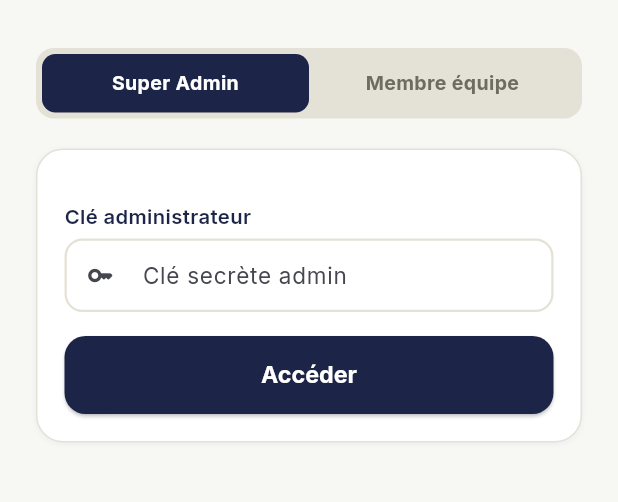
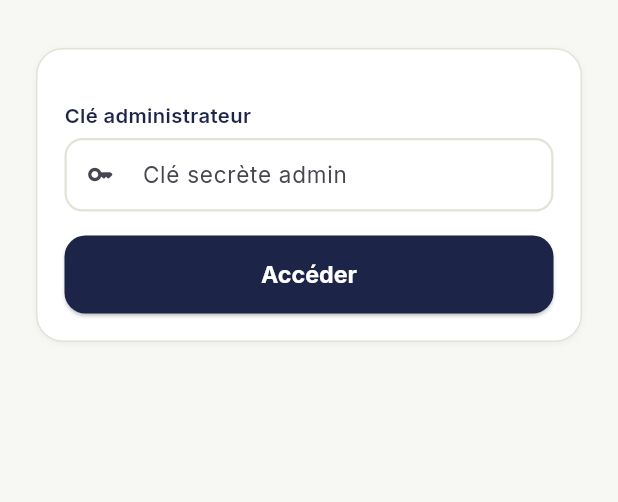
Before and after one commit to stevekissy/TontineClair, a Flutter app: the screen it shows after launch, on a phone screen of 412 x 824 dp, the part 270-772 px from its top. Run offline on Flutter 3.47's test engine with Material 3 defaults, Android fonts, the phone set to English and light mode, and no system bars; our stand-ins replace google_fonts, pdf, printing, qr_flutter, share_plus, shared_preferences; missing offline and left inert: dart:html.

Commit message:
feat: suppression onglet 'Membre équipe' — connexion Super Admin uniquement

```diff
--- a/lib/screens/admin_screen.dart
+++ b/lib/screens/admin_screen.dart
@@ -625,36 +625,11 @@ class _AdminScreenState extends State<AdminScreen> {
             ),
             const SizedBox(height: 32),
 
-            // ── Sélecteur mode connexion ──────────────────────────────────────
-            Container(
-              decoration: BoxDecoration(
-                color: AppColors.lignes,
-                borderRadius: BorderRadius.circular(12),
-              ),
-              padding: const EdgeInsets.all(4),
-              child: Row(
-                children: [
-                  _TabConnexion(
-                    label: 'Super Admin',
-                    selected: !_loginMembreMode,
-                    onTap: () => setLocalState(() { _loginMembreMode = false; _erreur = null; }),
-                  ),
-                  _TabConnexion(
-                    label: 'Membre équipe',
-                    selected: _loginMembreMode,
-                    onTap: () => setLocalState(() { _loginMembreMode = true; _erreur = null; }),
-                  ),
-                ],
-              ),
-            ),
-            const SizedBox(height: 20),
-
-            // ── Formulaire ────────────────────────────────────────────────────
+            // ── Formulaire Super Admin uniquement ─────────────────────────────
             CarteTC(
               child: Column(
                 crossAxisAlignment: CrossAxisAlignment.start,
                 children: [
-                  if (!_loginMembreMode) ...[
                   const ChampLabel(label: 'Clé administrateur'),
                   TextField(
                     controller: _cleCtrl,
@@ -665,50 +640,13 @@ class _AdminScreenState extends State<AdminScreen> {
                     ),
                     onSubmitted: (_) => _connecter(),
                   ),
-                  ] else ...[
-                    const ChampLabel(label: 'Pseudo'),
-                    TextField(
-                      controller: _pseudoCtrl,
-                      decoration: const InputDecoration(
-                        hintText: 'Votre pseudo membre',
-                        prefixIcon: Icon(Icons.person_outline, size: 18),
-                      ),
-                      textInputAction: TextInputAction.next,
-                    ),
-                    const SizedBox(height: 14),
-                    const ChampLabel(label: 'Clé personnelle'),
-                    TextField(
-                      controller: _clePersoCtrl,
-                      obscureText: true,
-                      decoration: const InputDecoration(
-                        hintText: 'Votre clé secrète',
-                        prefixIcon: Icon(Icons.lock_outline, size: 18),
-                      ),
-                      onSubmitted: (_) => _connecterMembre(),
-                    ),
-                  ],
                   ChampErreur(texte: _erreur),
                   const SizedBox(height: 16),
                   BtnPrincipal(
                     label: 'Accéder',
-                    onTap: _loginMembreMode ? _connecterMembre : _connecter,
+                    onTap: _connecter,
                     loading: _loading,
                   ),
-                  if (_loginMembreMode) ...[
-                    const SizedBox(height: 10),
-                    Row(
-                      children: const [
-                        Icon(Icons.info_outline, size: 12, color: AppColors.texteDoux),
-                        SizedBox(width: 6),
-                        Expanded(
-                          child: Text(
-                            'Accès limité selon votre rôle',
-                            style: TextStyle(fontSize: 11.5, color: AppColors.texteDoux),
-                          ),
-                        ),
-                      ],
-                    ),
-                  ],
                 ],
               ),
             ),
```
Lines whose indentation alone changed are shown as unchanged.
